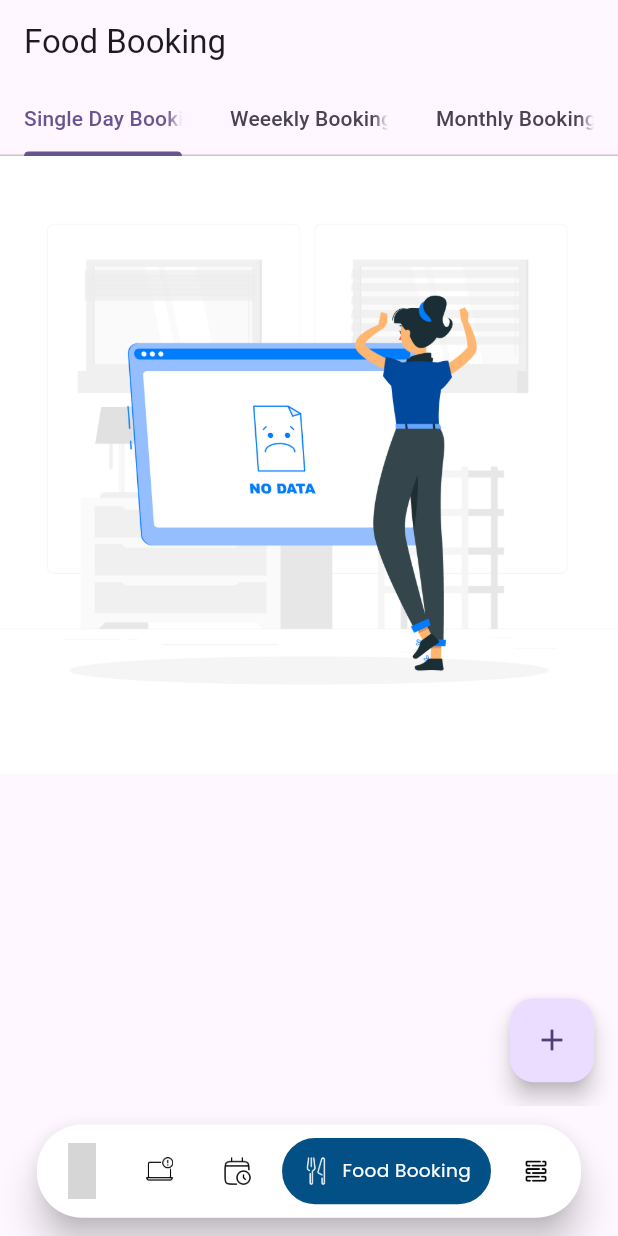
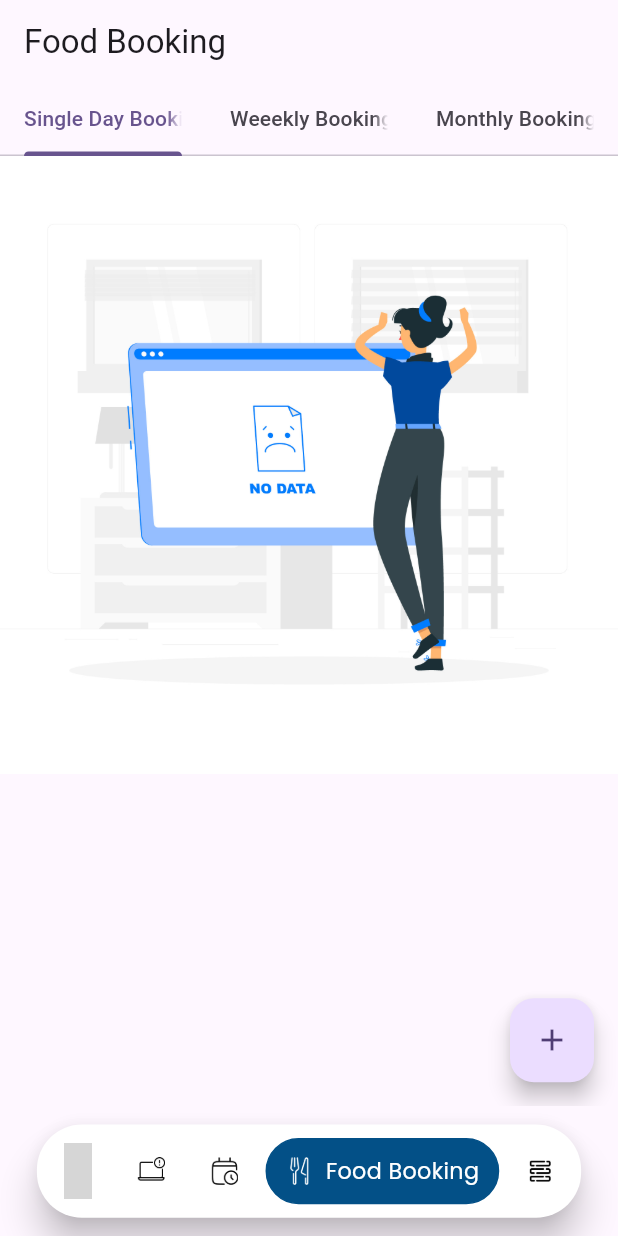
Before and after one commit to Abinberly/seeroo_erp_solutions, a Flutter app: the BottomNavPage screen opened by its route, item 4 of the bottom bar chosen, on a phone screen of 412 x 824 dp. Run offline on Flutter 3.47's test engine with Material 3 defaults, Android fonts, the light colour scheme and no system bars; drawn by our look-alikes of google_nav_bar; our stand-ins replace carousel_slider, get, google_fonts; grey boxes are pictures that could not be loaded.

Commit message:
initial commit

```diff
--- a/lib/main.dart
+++ b/lib/main.dart
@@ -1,6 +1,5 @@
 import 'package:flutter/material.dart';
 import 'package:get/get.dart';
-import 'package:seeroo_erp/features/bottom_nav/bottom_nav_page.dart';
 import 'routes/routes.dart';
 
 void main() {
--- a/lib/theme/app_text_styles/app_text_styles.dart
+++ b/lib/theme/app_text_styles/app_text_styles.dart
@@ -14,7 +14,7 @@ class AppTextStyles {
    static TextStyle bodyNormal() {
     return GoogleFonts.poppins(
       fontWeight: FontWeight.normal,
-      fontSize: Get.height*0.015,
+      fontSize: Get.height*0.018,
       color: AppColor.whites,
     );
   }
```
